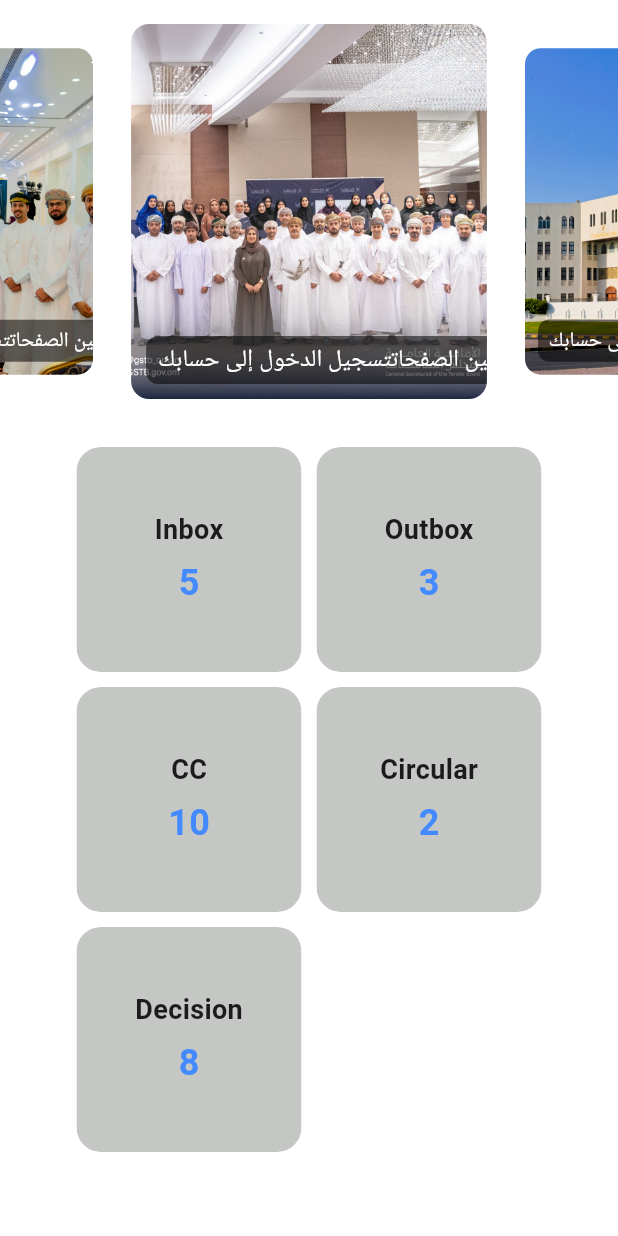
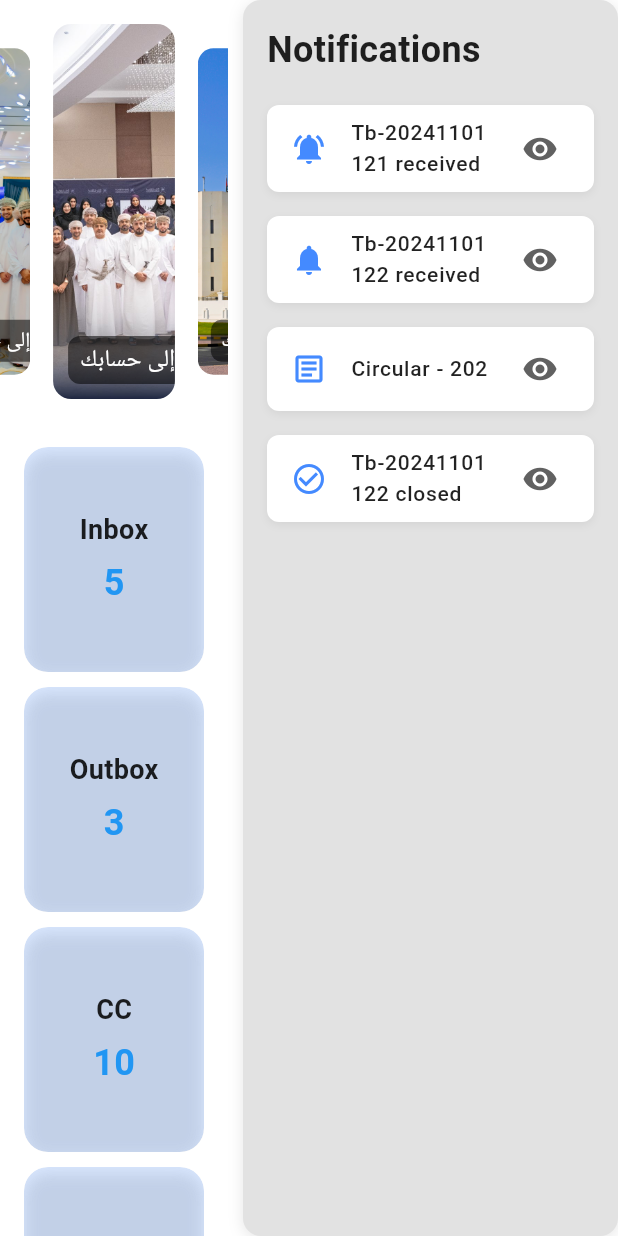
Before and after one commit to devroar1101/OmanProject, a Flutter app: the Dashboard widget shown alone on an empty page, opened directly, on a phone screen of 412 x 824 dp. Run offline on Flutter 3.47's test engine with Material 3 defaults, Android fonts, the phone set to English and light mode, and no system bars; drawn by our look-alikes of carousel_slider; our stand-ins replace csv, dio, file_picker, flutter_dotenv, flutter_riverpod, google_fonts and 2 more; missing offline and left inert: dart:html, flutter_twain_scanner; accounts and stored records are empty; network calls fail; Roboto replaces fonts that are missing (Kufam).

Commit message:
dashboard changes

```diff
--- a/lib/common/screens/widgets/dashboard.dart
+++ b/lib/common/screens/widgets/dashboard.dart
@@ -1,37 +1,36 @@
 import 'package:flutter/material.dart';
 import 'package:carousel_slider/carousel_slider.dart';
-import 'package:tenderboard/common/utilities/global_helper.dart';
 
 class Dashboard extends StatelessWidget {
   const Dashboard({super.key});
 
   @override
   Widget build(BuildContext context) {
-    return Column(
+    return Row(
       children: [
-        // Add the styled image carousel at the top
+        Expanded(
+          child: Column(
+            children: [
+              // Carousel Section
               Padding(
                 padding: const EdgeInsets.symmetric(vertical: 16.0),
                 child: CarouselSlider(
                   options: CarouselOptions(
-              height: 250, // Height of the carousel
-              autoPlay: true, // Enable auto-scrolling
-              enlargeCenterPage: true, // Highlight the center image
-              aspectRatio: 16 / 9, // Aspect ratio of the carousel
-              viewportFraction: 0.6, // Show part of the adjacent images
+                    height: 250,
+                    autoPlay: true,
+                    enlargeCenterPage: true,
+                    aspectRatio: 16 / 9,
+                    viewportFraction: 0.6,
                   ),
                   items: [
                     'assets/image1.jpg',
                     'assets/image2.jpg',
                     'assets/image3.jpg',
                   ].map((imagePath) {
-              return Builder(
-                builder: (BuildContext context) {
                     return Padding(
                       padding: const EdgeInsets.symmetric(horizontal: 5.0),
                       child: ClipRRect(
-                      borderRadius:
-                          BorderRadius.circular(12.0), // Rounded corners
+                        borderRadius: BorderRadius.circular(12.0),
                         child: Stack(
                           fit: StackFit.expand,
                           children: [
@@ -44,14 +43,15 @@ class Dashboard extends StatelessWidget {
                               left: 10,
                               child: Container(
                                 padding: const EdgeInsets.symmetric(
-                                  horizontal: 8.0, vertical: 4.0),
+                                  horizontal: 8.0,
+                                  vertical: 4.0,
+                                ),
                                 decoration: BoxDecoration(
-                                color: Colors
-                                    .black54, // Semi-transparent background
+                                  color: Colors.black54,
                                   borderRadius: BorderRadius.circular(8.0),
                                 ),
                                 child: const Text(
-                                'التنقل بين الصفحاتتسجيل الدخول إلى حسابك',
+                                  'التنقل بين الصفحات تسجيل الدخول إلى حسابك',
                                   style: TextStyle(
                                     color: Colors.white,
                                     fontSize: 16,
@@ -63,28 +63,22 @@ class Dashboard extends StatelessWidget {
                         ),
                       ),
                     );
-                },
-              );
                   }).toList(),
                 ),
               ),
+              // Colorful Cards Section
               Expanded(
-          child: Stack(
+                child: Container(
+                  margin: const EdgeInsets.all(16.0),
+                  child: Wrap(
+                    spacing: 10,
+                    runSpacing: 10,
                     children: [
-              Align(
-                alignment: Alignment.topCenter, // Position cards to top-center
-                child: Container(
-                  margin: const EdgeInsets.all(
-                      16.0), // Margin to give space around the cards
-                  child: Wrap(
-                    spacing: 10, // Horizontal space between cards
-                    runSpacing: 10, // Vertical space between cards
-                    children: [
-                      _buildColorfulCard(getTranslation('Inbox'), '5'),
-                      _buildColorfulCard(getTranslation('Outbox'), '3'),
-                      _buildColorfulCard(getTranslation('CC'), '10'),
-                      _buildColorfulCard(getTranslation('Circular'), '2'),
-                      _buildColorfulCard(getTranslation('Decision'), '8'),
+                      _buildColorfulCard('Inbox', '5'),
+                      _buildColorfulCard('Outbox', '3'),
+                      _buildColorfulCard('CC', '10'),
+                      _buildColorfulCard('Circular', '2'),
+                      _buildColorfulCard('Decision', '8'),
                     ],
                   ),
                 ),
@@ -92,20 +86,80 @@ class Dashboard extends StatelessWidget {
             ],
           ),
         ),
+        const SizedBox(
+          width: 10,
+        ),
+        // Sidebar Notifications Section
+        SizedBox(
+          width: 250,
+          child: Container(
+            decoration: BoxDecoration(
+              color: Color.fromARGB(255, 226, 226, 226),
+              boxShadow: [
+                BoxShadow(
+                  color: Colors.black.withOpacity(0.1),
+                  blurRadius: 8.0,
+                  offset: const Offset(0, 2),
+                ),
+              ],
+              borderRadius: BorderRadius.circular(12.0),
+            ),
+            child: ListView(
+              padding: const EdgeInsets.all(16.0),
+              children: [
+                Text(
+                  'Notifications',
+                  style: const TextStyle(
+                    fontSize: 24,
+                    fontWeight: FontWeight.bold,
+                    color: Colors.black87,
+                  ),
+                ),
+                const SizedBox(height: 12),
+                _buildStyledListTile(
+                  title: "Tb-20241101121 received",
+                  icon: Icons.notifications_active,
+                ),
+                _buildStyledListTile(
+                  title: "Tb-20241101122 received",
+                  icon: Icons.notifications,
+                ),
+                _buildStyledListTile(
+                  title: "Circular - 202",
+                  icon: Icons.article_outlined,
+                ),
+                _buildStyledListTile(
+                  title: "Tb-20241101122 closed",
+                  icon: Icons.check_circle_outline,
+                ),
+              ],
+            ),
+          ),
+        ),
       ],
     );
   }
 
   Widget _buildColorfulCard(String title, String value) {
-    return ClipRRect(
+    return GestureDetector(
+      onTap: () {
+        // Handle card tap here
+      },
+      child: ClipRRect(
         borderRadius: BorderRadius.circular(16.0),
         child: Container(
-        width: 150, // Smaller width for compact cards
-        height: 150, // Smaller height
+          width: 150,
+          height: 150,
           decoration: BoxDecoration(
-          color: const Color.fromARGB(
-              255, 197, 199, 197), // Pastel green background for all cards
+            color: Colors.blueAccent.withOpacity(0.2),
             borderRadius: BorderRadius.circular(16.0),
+            boxShadow: [
+              BoxShadow(
+                color: Colors.grey.withOpacity(0.3),
+                blurRadius: 8.0,
+                offset: const Offset(0, 4),
+              ),
+            ],
           ),
           child: Center(
             child: Column(
@@ -114,7 +168,7 @@ class Dashboard extends StatelessWidget {
                 Text(
                   title,
                   style: const TextStyle(
-                  color: Colors.black87, // Dark text for contrast
+                    color: Colors.black87,
                     fontSize: 18,
                     fontWeight: FontWeight.bold,
                   ),
@@ -123,8 +177,8 @@ class Dashboard extends StatelessWidget {
                 Text(
                   value,
                   style: const TextStyle(
-                  color: Colors.blueAccent, // Pastel blue for the value
-                  fontSize: 24, // Increased number font size
+                    color: Colors.blue,
+                    fontSize: 24,
                     fontWeight: FontWeight.bold,
                   ),
                 ),
@@ -132,6 +186,45 @@ class Dashboard extends StatelessWidget {
             ),
           ),
         ),
+      ),
+    );
+  }
+
+  Widget _buildStyledListTile({required String title, required IconData icon}) {
+    return Container(
+      margin: const EdgeInsets.symmetric(vertical: 8.0),
+      decoration: BoxDecoration(
+        color: Colors.white,
+        borderRadius: BorderRadius.circular(8.0),
+        boxShadow: [
+          BoxShadow(
+            color: Colors.grey.withOpacity(0.2),
+            blurRadius: 4.0,
+            offset: const Offset(0, 2),
+          ),
+        ],
+      ),
+      child: ListTile(
+        leading: Icon(
+          icon,
+          color: Colors.blueAccent,
+        ),
+        title: Text(
+          title,
+          style: const TextStyle(
+            fontSize: 14,
+            fontWeight: FontWeight.w500,
+            color: Colors.black87,
+          ),
+        ),
+        trailing: Icon(
+          Icons.remove_red_eye,
+          color: Colors.grey[700],
+        ),
+        onTap: () {
+          // Handle tap action
+        },
+      ),
     );
   }
 }
```
Lines whose indentation alone changed are shown as unchanged.
